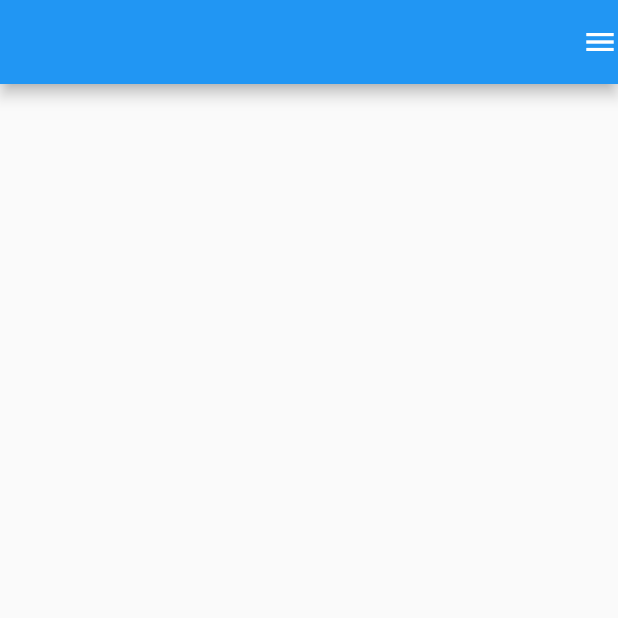
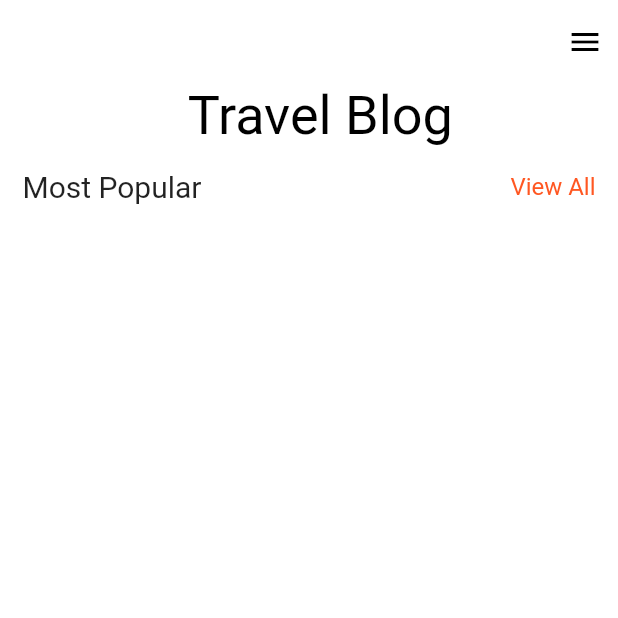
Before and after one commit to arkasideas/travel_app_flutterUI, a Flutter app: the screen it shows after launch, on a phone screen of 412 x 824 dp, the top half of it. Run offline on Flutter 3.47's test engine with Material 2 defaults, Android fonts, the phone set to English and light mode, and no system bars.

Commit message:
update 8 agustus 2023

```diff
--- a/analysis_options.yaml
+++ b/analysis_options.yaml
@@ -7,7 +7,7 @@
 
 # The following line activates a set of recommended lints for Flutter apps,
 # packages, and plugins designed to encourage good coding practices.
-include: package:flutter_lints/flutter.yaml
+# include: package:flutter_lints/flutter.yaml
 
 linter:
   # The lint rules applied to this project can be customized in the
--- a/lib/home.dart
+++ b/lib/home.dart
@@ -4,9 +4,53 @@ class HomePage extends StatelessWidget {
   @override
   Widget build(BuildContext context) {
     return Scaffold(
+      backgroundColor: Colors.white,
       appBar: AppBar(
+        backgroundColor: Colors.white,
+        elevation: 0,
         actions: [
-          Icon(Icons.menu),
+          Padding(
+            padding: const EdgeInsets.only(right: 10),
+            child: Icon(
+              Icons.menu,
+              color: Colors.black,
+            ),
+          ),
+        ],
+      ),
+      body: Column(
+        children: [
+          Padding(
+            padding: const EdgeInsets.only(left: 15),
+            child: Text(
+              'Travel Blog',
+              style: TextStyle(
+                color: Colors.black,
+                fontSize: 36,
+              ),
+            ),
+          ),
+          Padding(
+            padding: const EdgeInsets.all(15),
+            child: Row(
+              mainAxisAlignment: MainAxisAlignment.spaceBetween,
+              children: [
+                Text(
+                  'Most Popular',
+                  style: TextStyle(
+                    fontSize: 20,
+                  ),
+                ),
+                Text(
+                  'View All',
+                  style: TextStyle(
+                    fontSize: 16,
+                    color: Colors.deepOrange,
+                  ),
+                ),
+              ],
+            ),
+          ),
         ],
       ),
     );
--- a/note.txt
+++ b/note.txt
@@ -1,3 +1,4 @@
 Part 1 : https://www.youtube.com/watch?v=3ST2Rl6mL74
+Menit : 20:01
 Part 2 : https://www.youtube.com/watch?v=JqHEeUFV-WE
 Flutter version 3.10.6
```
